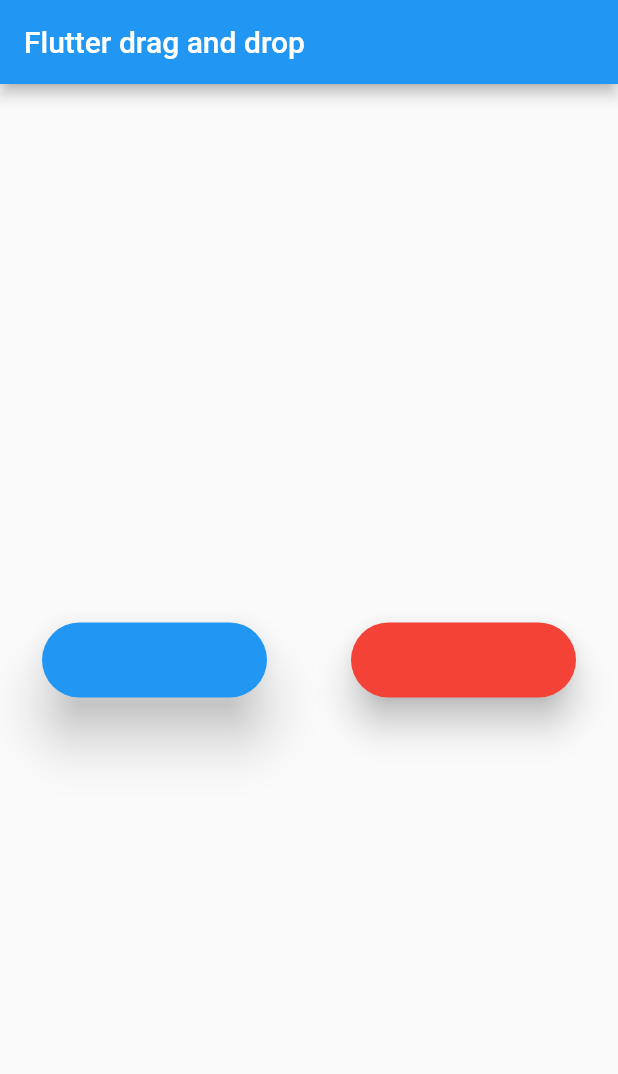
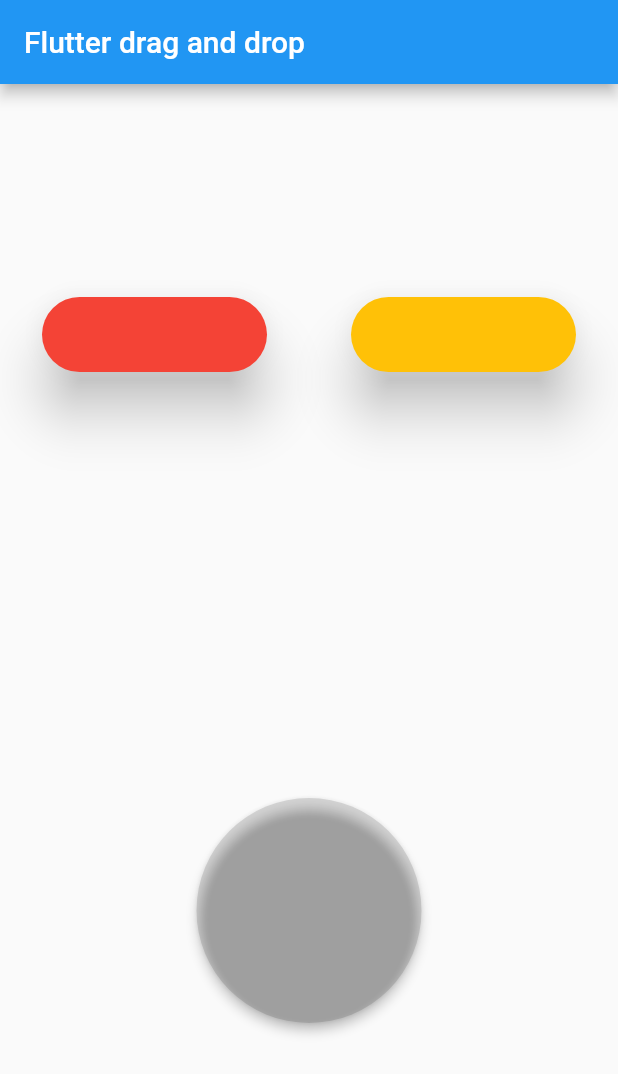
Before and after one commit to Scovandis/learn_flutter_01, a Flutter app: the screen it shows after launch, on a phone screen of 412 x 824 dp. Shown: the top 1074 px of the screen. Run offline on Flutter 3.47's test engine with Material 2 defaults, Android fonts, the light colour scheme and no system bars.

Commit message:
Update main.dart
drag and drop complate

```diff
--- a/lib/main.dart
+++ b/lib/main.dart
@@ -641,6 +641,9 @@ class MyDragAndDrop extends StatefulWidget {
 class _MyDragAndDropState extends State<MyDragAndDrop> {
   Color color1 = Colors.red;
   Color color2 = Colors.amber;
+  late Color targetColor;
+  bool isAccept = false;
+
   @override
   Widget build(BuildContext context) {
     return MaterialApp(
@@ -658,7 +661,7 @@ class _MyDragAndDropState extends State<MyDragAndDrop> {
                     width: 150,
                     height: 50,
                     child: Material(
-                      color: Colors.black38.withOpacity(0.5),
+                      color: color1,
                       shape: StadiumBorder(),
                       elevation: 15,
                     ),
@@ -667,7 +670,7 @@ class _MyDragAndDropState extends State<MyDragAndDrop> {
                     width: 150,
                     height: 50,
                     child: Material(
-                      color: Colors.blue,
+                      color: color1,
                       shape: StadiumBorder(),
                       elevation: 15,
                     ),
@@ -682,16 +685,65 @@ class _MyDragAndDropState extends State<MyDragAndDrop> {
                     ),
                   ),
                 ),
-                SizedBox(
-                  width: 150,
-                  height: 50,
-                  child: Material(
-                    color: Colors.red,
-                    shape: StadiumBorder(),
-                    elevation: 10,
+                Draggable<Color>(
+                  data: color2,
+                  feedback: SizedBox(
+                    width: 150,
+                    height: 50,
+                    child: Material(
+                      color: color2,
+                      shape: StadiumBorder(),
+                      elevation: 15,
+                    ),
                   ),
-                )
+                  child: SizedBox(
+                    width: 150,
+                    height: 50,
+                    child: Material(
+                      color: color2,
+                      shape: StadiumBorder(),
+                      elevation: 15,
+                    ),
+                  ),
+                  childWhenDragging: SizedBox(
+                    width: 150,
+                    height: 50,
+                    child: Material(
+                      color: Colors.black12,
+                      shape: StadiumBorder(),
+                      elevation: 10,
+                    ),
+                  ),
+                ),
               ],
+            ),
+            DragTarget(
+              onWillAccept: (value) => true,
+              onAccept: (value) {
+                isAccept = true;
+                targetColor = value as Color;
+              },
+              builder: (context, candidateData, rejectedData) {
+                return (isAccept)
+                    ? SizedBox(
+                        width: 150,
+                        height: 150,
+                        child: Material(
+                          color: targetColor,
+                          shape: StadiumBorder(),
+                          elevation: 3,
+                        ),
+                      )
+                    : SizedBox(
+                        width: 150,
+                        height: 150,
+                        child: Material(
+                          color: Colors.black12,
+                          shape: StadiumBorder(),
+                          elevation: 3,
+                        ),
+                      );
+              },
             )
           ],
         ),
```
